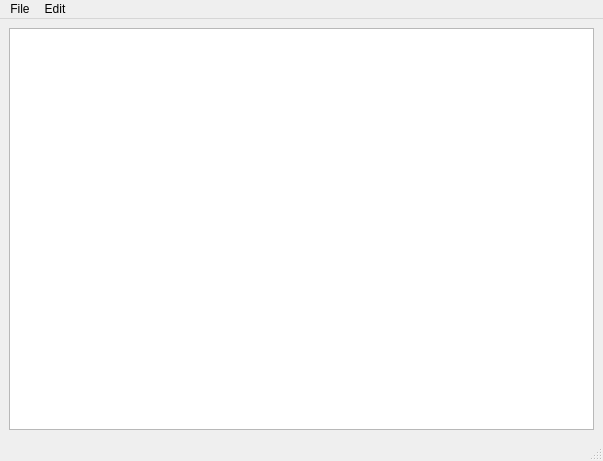
Before: the Qt Designer form mainwindow.ui in samiksha-github123/Ostinato, drawn with Qt 5.
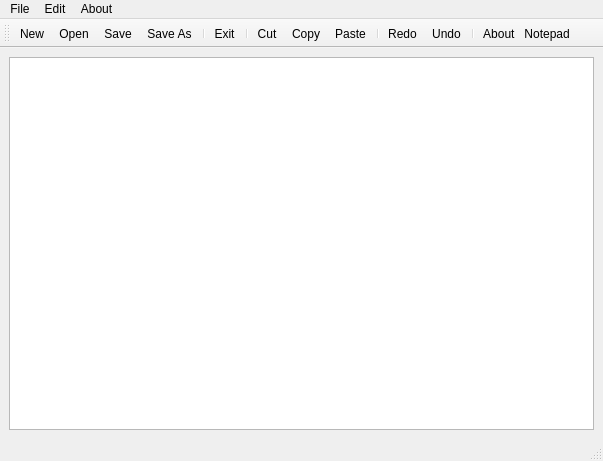
After: the same form once the commit is applied. Icons and pictures are not drawn.

```diff
--- a/mainwindow.ui
+++ b/mainwindow.ui
@@ -51,10 +51,43 @@
     <addaction name="actionRedo"/>
     <addaction name="actionUndo"/>
    </widget>
+   <widget class="QMenu" name="menuAbout">
+    <property name="title">
+     <string>About</string>
+    </property>
+    <addaction name="actionAbout_Notepad"/>
+   </widget>
    <addaction name="menuFile"/>
    <addaction name="menuEdit"/>
+   <addaction name="menuAbout"/>
   </widget>
   <widget class="QStatusBar" name="statusbar"/>
+  <widget class="QToolBar" name="toolBar">
+   <property name="windowTitle">
+    <string>toolBar</string>
+   </property>
+   <attribute name="toolBarArea">
+    <enum>TopToolBarArea</enum>
+   </attribute>
+   <attribute name="toolBarBreak">
+    <bool>false</bool>
+   </attribute>
+   <addaction name="actionNew"/>
+   <addaction name="actionOpen"/>
+   <addaction name="actionSave"/>
+   <addaction name="actionSave_As"/>
+   <addaction name="separator"/>
+   <addaction name="actionExit"/>
+   <addaction name="separator"/>
+   <addaction name="actionCut"/>
+   <addaction name="actionCopy"/>
+   <addaction name="actionPaste"/>
+   <addaction name="separator"/>
+   <addaction name="actionRedo"/>
+   <addaction name="actionUndo"/>
+   <addaction name="separator"/>
+   <addaction name="actionAbout_Notepad"/>
+  </widget>
   <action name="actionNew">
    <property name="text">
     <string>New</string>
@@ -105,6 +138,15 @@
     <string>Undo</string>
    </property>
   </action>
+  <action name="actionAbout_Notepad">
+   <property name="icon">
+    <iconset resource="Resource.qrc">
+     <normaloff>:/rec/images/about.png</normaloff>:/rec/images/about.png</iconset>
+   </property>
+   <property name="text">
+    <string>About   Notepad</string>
+   </property>
+  </action>
  </widget>
  <resources/>
  <connections/>
```
Left out of the diff: 44 changed lines with no effect on the pictures.
